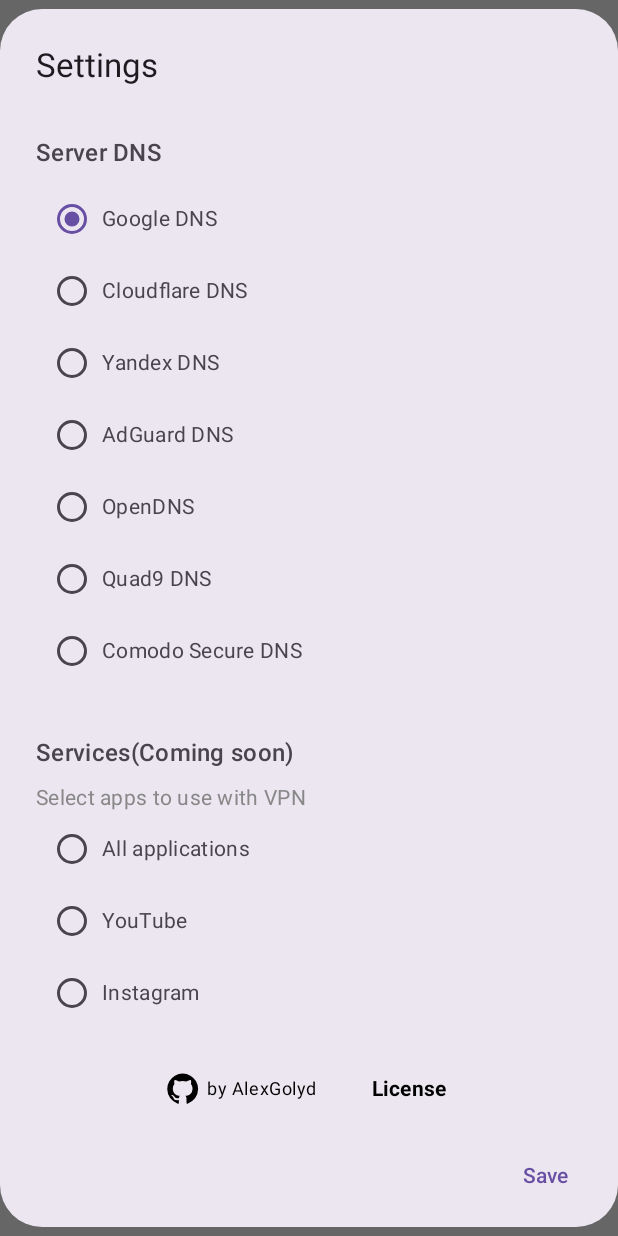
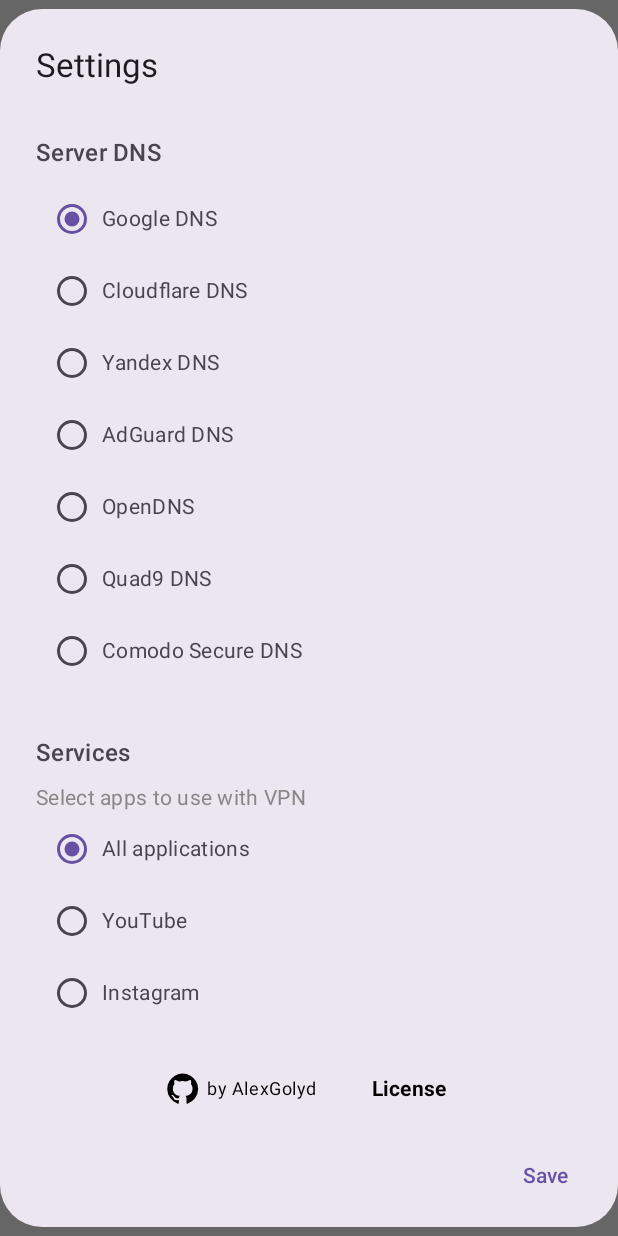
Before and after one commit to agolyud/VPN_Outline_TV, an Android app built with Jetpack Compose: the @Preview function PreviewCustomSettingsDialog, on a phone screen of 412 x 824 dp. Run offline under Robolectric (Android 15) with nearby library versions, the phone set to English and light mode, and no system bars.

Commit message:
version 0.5 betta

```diff
--- a/app/src/main/java/app/android/outlinevpntv/ui/SettingsDialog.kt
+++ b/app/src/main/java/app/android/outlinevpntv/ui/SettingsDialog.kt
@@ -48,7 +48,6 @@
     preferencesManager: PreferencesManager,
     onDnsSelected: (String) -> Unit
 ) {
-
     var selectedDns by remember {
         mutableStateOf(preferencesManager.getSelectedDns() ?: "8.8.8.8")
     }
@@ -59,6 +58,18 @@
         if (preferencesManager.getSelectedDns().isNullOrEmpty()) {
             preferencesManager.saveSelectedDns("8.8.8.8")
             onDnsSelected("8.8.8.8")
+        } else {
+            selectedDns = preferencesManager.getSelectedDns() ?: "8.8.8.8"
+        }
+
+        if (preferencesManager.getSelectedApps().isNullOrEmpty()) {
+            selectedApps.add("all_apps")
+            preferencesManager.saveSelectedApps(selectedApps.toList())
+        } else {
+            selectedApps.clear()
+            preferencesManager.getSelectedApps()?.let { savedApps ->
+                selectedApps.addAll(savedApps)
+            }
         }
     }
 
@@ -170,6 +181,7 @@
                                 selectedApps.remove("com.google.android.youtube")
                             } else {
                                 selectedApps.add("com.google.android.youtube")
+                                selectedApps.remove("all_apps")
                             }
                         }
                     )
@@ -181,6 +193,7 @@
                                 selectedApps.remove("com.instagram.android")
                             } else {
                                 selectedApps.add("com.instagram.android")
+                                selectedApps.remove("all_apps")
                             }
                         }
                     )
--- a/app/src/main/res/values/strings.xml
+++ b/app/src/main/res/values/strings.xml
@@ -187,7 +187,7 @@
     <string name="settings">Settings</string>
     <string name="DNS">Server DNS</string>
     <string name="license">License</string>
-    <string name="services">Services(Coming soon)</string>
+    <string name="services">Services</string>
     <string name="services_description">Select apps to use with VPN</string>
     <string name="all_applications">All applications</string>
 </resources>
```
Also changed, not shown: 1 other file.
